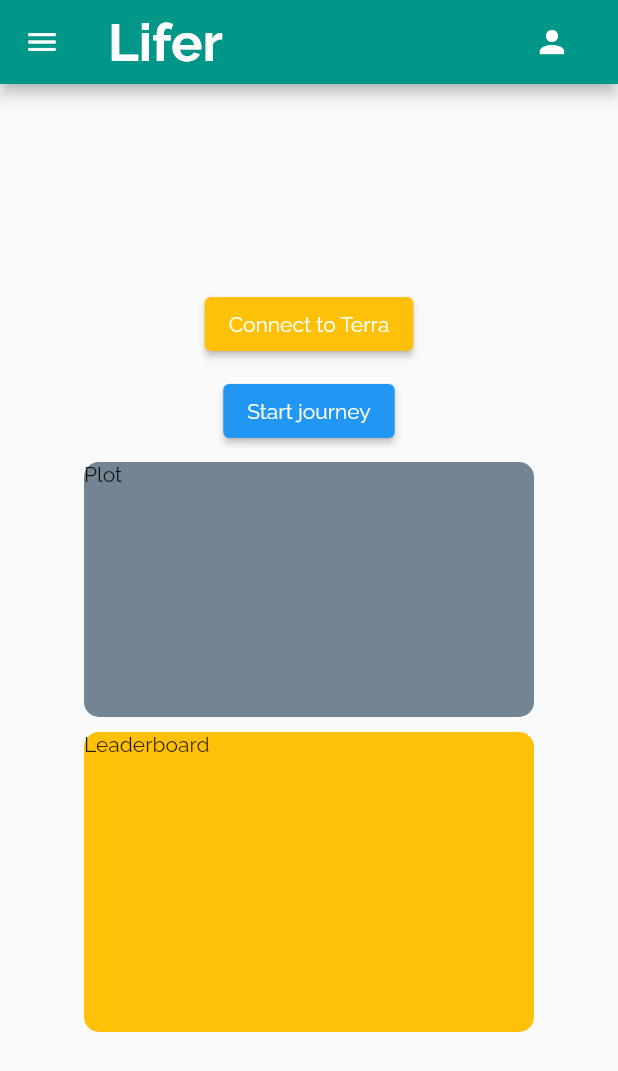
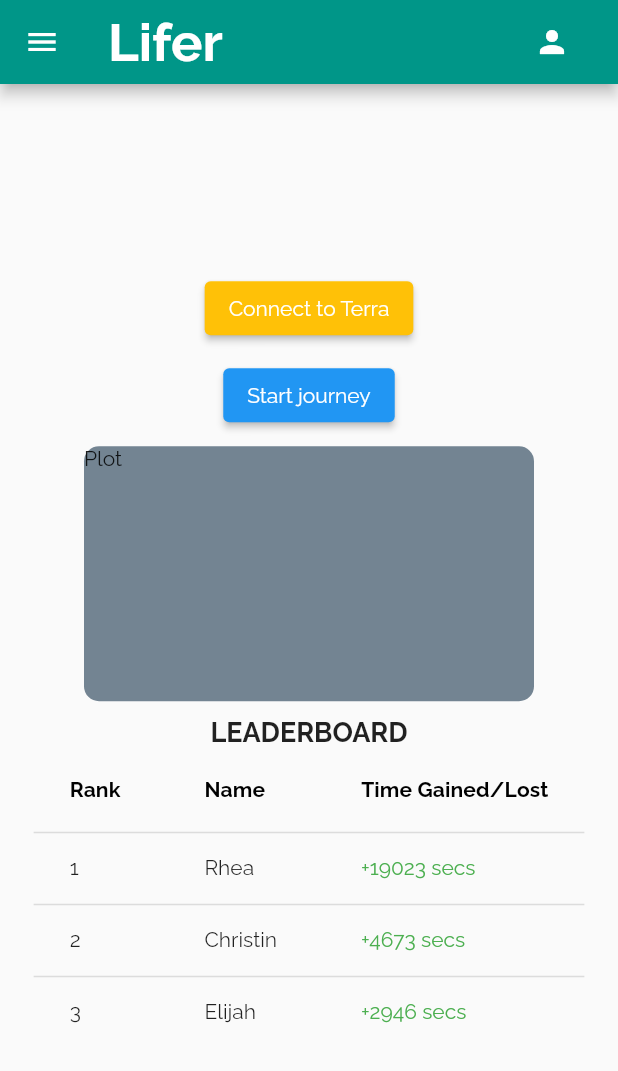
Before and after one commit to aranyagupta/ichack-arch, a Flutter app: the screen it shows after launch, on a phone screen of 412 x 824 dp. Shown: the top 1071 px of the screen. Run offline on Flutter 3.47's test engine with Material 2 defaults, Android fonts, the light colour scheme and no system bars; missing offline and left inert: flutter_web_browser.

Commit message:
Added leaderboard to homepage

```diff
--- a/hack_app/lib/main.dart
+++ b/hack_app/lib/main.dart
@@ -80,24 +80,77 @@
   }
 }
 
-class Leaderboard extends StatefulWidget {
-  const Leaderboard({super.key});
+class LeaderboardText extends StatelessWidget {
+  const LeaderboardText({super.key});
 
   @override
-  State<Leaderboard> createState() => _Leaderboard();
+  Widget build(BuildContext context) {
+    return Padding(
+        padding: EdgeInsets.all(8.0),
+        child: Text(
+          'Leaderboard',
+          style: DefaultTextStyle.of(context).style.apply(fontSizeFactor: 1.2),
+        )
+    );
+  }
 }
 
-class _Leaderboard extends State<Leaderboard> {
+class LeaderboardTable extends StatelessWidget {
+  const LeaderboardTable({super.key});
+
   @override
   Widget build(BuildContext context) {
-    return Container(
-        decoration: BoxDecoration(
-            color: Colors.amber, borderRadius: BorderRadius.circular(10)),
-        child: const SizedBox(
-          height: 200,
-          width: 300,
-          child: Text("Leaderboard"),
-        ));
+    return DataTable(
+      columns: const <DataColumn>[
+        DataColumn(
+          label: Expanded(
+            child: Text(
+              'Rank',
+              style: TextStyle(fontWeight: FontWeight.bold),
+            ),
+          ),
+        ),
+        DataColumn(
+          label: Expanded(
+            child: Text(
+              'Name',
+              style: TextStyle(fontWeight: FontWeight.bold),
+            ),
+          ),
+        ),
+        DataColumn(
+          label: Expanded(
+            child: Text(
+              'Time Gained/Lost',
+              style: TextStyle(fontWeight: FontWeight.bold),
+            ),
+          ),
+        ),
+      ],
+      rows: const <DataRow>[
+        DataRow(
+          cells: <DataCell>[
+            DataCell(Text('1')),
+            DataCell(Text('Rhea')),
+            DataCell(Text('+19023 secs', style: TextStyle(color: Colors.green)))
+          ],
+        ),
+        DataRow(
+          cells: <DataCell>[
+            DataCell(Text('2')),
+            DataCell(Text('Christin')),
+            DataCell(Text('+4673 secs', style: TextStyle(color: Colors.green)))
+          ],
+        ),
+        DataRow(
+          cells: <DataCell>[
+            DataCell(Text('3')),
+            DataCell(Text('Elijah')),
+            DataCell(Text('+2946 secs', style: TextStyle(color: Colors.green)))
+          ],
+        ),
+      ],
+    );
   }
 }
 
@@ -167,7 +220,8 @@
                           },
                         )),
               LifePlot(),
-              const Leaderboard()
+              Container(child: Text("LEADERBOARD", style: TextStyle(fontWeight: FontWeight.bold, fontSize: 18))),
+              LeaderboardTable()
             ])),
       ),
     );
```
